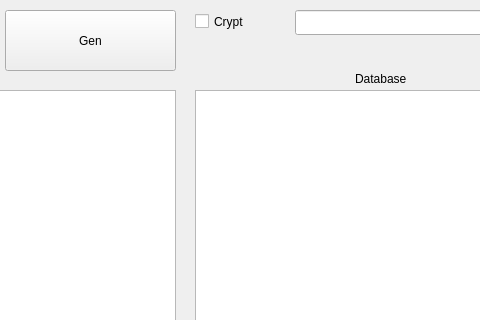
Above: mainwindow.ui from LionKingSmasher/Password_Generator before the change; both pictures show x 605 to 1085 and y 0 to 320 of the 1198 by 642 pixel window. Below: the same form after it.
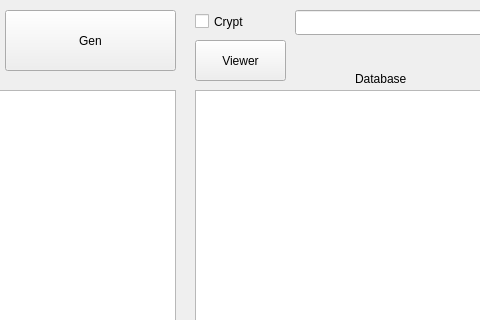
That is the form after the change.

What changed in the file:
```diff
--- a/mainwindow.ui
+++ b/mainwindow.ui
@@ -96,16 +96,19 @@
      <string>Crypt</string>
     </property>
    </widget>
-  </widget>
-  <widget class="QMenuBar" name="menubar">
+   <widget class="QPushButton" name="decryptNowButton">
    <property name="geometry">
     <rect>
-     <x>0</x>
-     <y>0</y>
-     <width>1198</width>
-     <height>22</height>
-    </rect>
-   </property>
+      <x>800</x>
+      <y>40</y>
+      <width>91</width>
+      <height>41</height>
+     </rect>
+    </property>
+    <property name="text">
+     <string>Viewer</string>
+    </property>
+   </widget>
   </widget>
   <widget class="QStatusBar" name="statusbar"/>
  </widget>
```
Left out of the diff: 5 changed lines with no effect on the pictures. Lines whose indentation alone changed are shown as unchanged.
